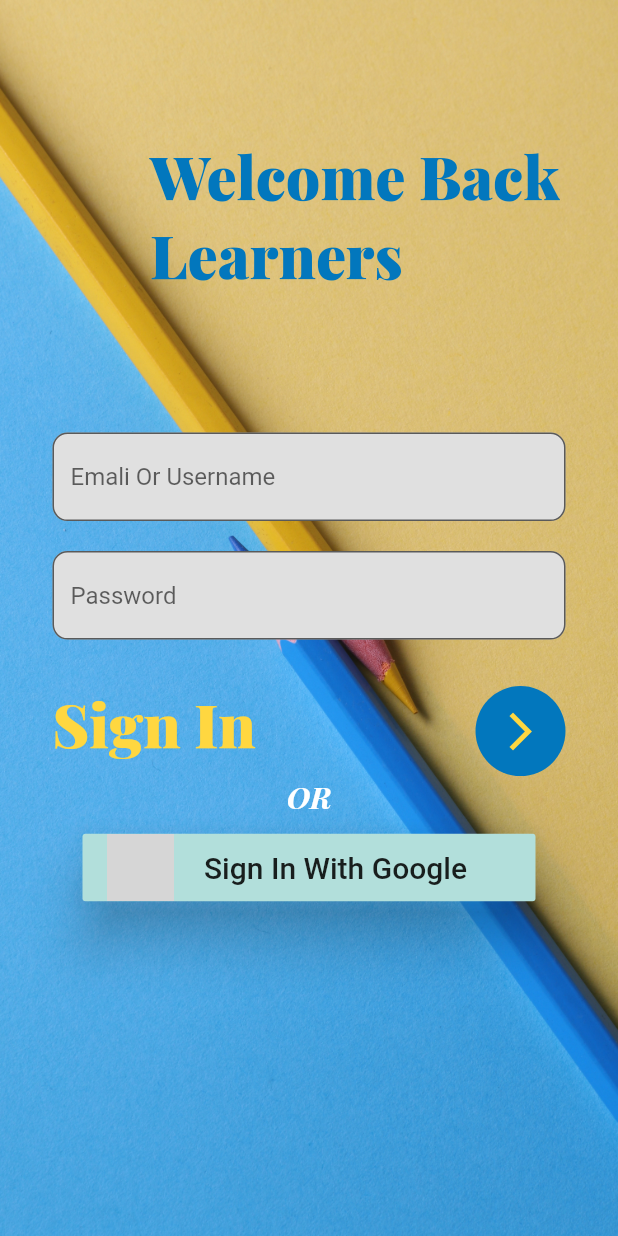
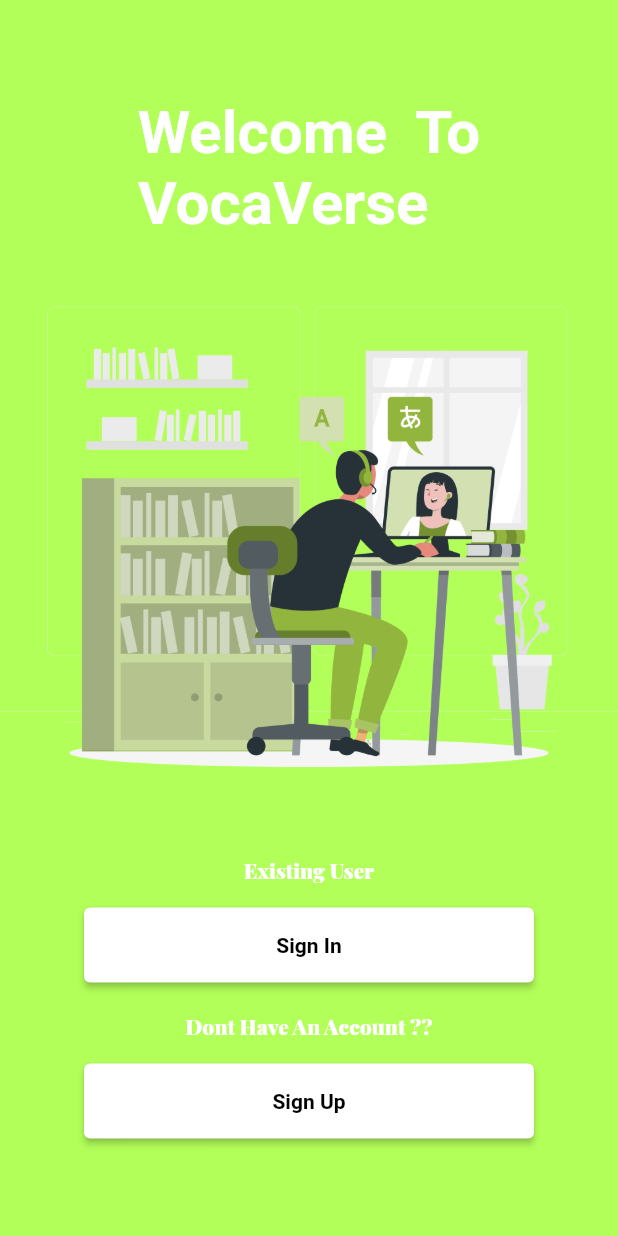
Before and after one commit to Shashankcode9/project-BDCOE, a Flutter app: the screen it shows after launch, on a phone screen of 412 x 824 dp. Run offline on Flutter 3.47's test engine with Material 2 defaults, Android fonts, the light colour scheme and no system bars; our stand-ins replace flutter_svg; Roboto replaces fonts that are missing (assets/PlayfairDisplay-Bold.ttf); project files that could hold a hidden picture were left out; grey boxes are pictures that could not be loaded.

Commit message:
progress 2

```diff
--- a/lib/login_page.dart
+++ b/lib/login_page.dart
@@ -1,17 +1,20 @@
 import 'package:flutter/material.dart';
 import 'package:language_learner/main.dart';
 
-class login extends StatelessWidget {
+TextEditingController emailcontrol = TextEditingController();
+TextEditingController passwordcontrol = TextEditingController();
+class login extends StatelessWidget{
+  signin(String email,password) async{
+
+  }
+
   const login({super.key});
+
 
   @override
   Widget build(BuildContext context) {
-    return Container(
-      decoration: BoxDecoration(
-        image: DecorationImage(
-          image: AssetImage('assets/pexels-ann-h-1762851.jpg'),fit: BoxFit.cover)),
-      child: Scaffold(
-        backgroundColor: Colors.transparent,
+    return Scaffold(
+        backgroundColor: Colors.lightGreenAccent,
         body: Stack(
           children: [
             Container(
@@ -24,6 +27,7 @@
                   child :Column(
                     children: [
                       TextField(
+                        controller: emailcontrol,
                         decoration: InputDecoration(
                           fillColor: Colors.grey.shade300,
                           filled: true,
@@ -34,6 +38,7 @@
                         ),
                       SizedBox(height: 20,),
                       TextField(
+                        controller: passwordcontrol,
                         obscureText: true,
                         decoration: InputDecoration(
                           fillColor: Colors.grey.shade300,
@@ -107,8 +112,6 @@
 
           ],
         ),
-
-      ),
     );
   }
 }
--- /dev/null
+++ b/lib/welcomes.dart
@@ -0,0 +1,53 @@
+import 'package:flutter/material.dart';
+import 'login_page.dart';
+import 'package:flutter_svg/flutter_svg.dart';
+class welcome extends StatelessWidget {
+  const welcome({super.key});
+
+  @override
+  Widget build(BuildContext context) {
+    Size size = MediaQuery.of(context).size;
+    return Scaffold(
+      backgroundColor: Colors.lightGreenAccent,
+      body: Column(
+        mainAxisAlignment: MainAxisAlignment.center,
+        children: <Widget>[
+          Row(
+            mainAxisAlignment: MainAxisAlignment.center,
+            children: [
+                Text("Welcome  To\nVocaVerse",
+                  style: TextStyle(color:Colors.white,fontSize: 40,fontWeight: FontWeight.bold,fontFamily: 'assets/PlayfairDisplay-Bold.ttf'),),
+            ],
+          ),
+          Image.asset('assets/images/welcome.png',fit: BoxFit.fill),
+         Text("Existing User",style: TextStyle(fontFamily: 'lgn',color: Colors.white),),
+         SizedBox(height: 15,),
+         ElevatedButton(onPressed: (){
+           Navigator.push(context,MaterialPageRoute(builder: (context) => login(),),);
+         },style: ElevatedButton.styleFrom(
+           primary: Colors.white,
+           onPrimary: Colors.black,
+             minimumSize: Size(300,50)
+         ), child:
+         Text("Sign In",style: TextStyle(fontWeight: FontWeight.w700),),
+
+         ),
+          SizedBox(height: 20,),
+          Text("Dont Have An Account ??",style: TextStyle(fontFamily: 'lgn',color: Colors.white),),
+          SizedBox(height: 15,),
+          ElevatedButton(onPressed: (){},style: ElevatedButton.styleFrom(
+              primary: Colors.white,
+              onPrimary: Colors.black,
+              minimumSize: Size(300,50)
+          ), child:
+          Text("Sign Up",style: TextStyle(fontWeight: FontWeight.w700),),
+
+          ),
+        ],
+      ),
+
+
+
+    );
+  }
+}
```
Also changed, not shown: lib/main.dart (+5 -3 lines), pubspec.yaml (+5 -2 lines), assets/icons/chat.svg (added), assets/icons/facebook.svg (added), assets/icons/google-plus.svg (added), assets/icons/login.svg (added), assets/icons/signup.svg (added), assets/icons/twitter.svg (added), assets/images/login.jpg (added), assets/images/welcome.png (added), assets/images/welcome.svg (added), pubspec.lock, 2 other files.
